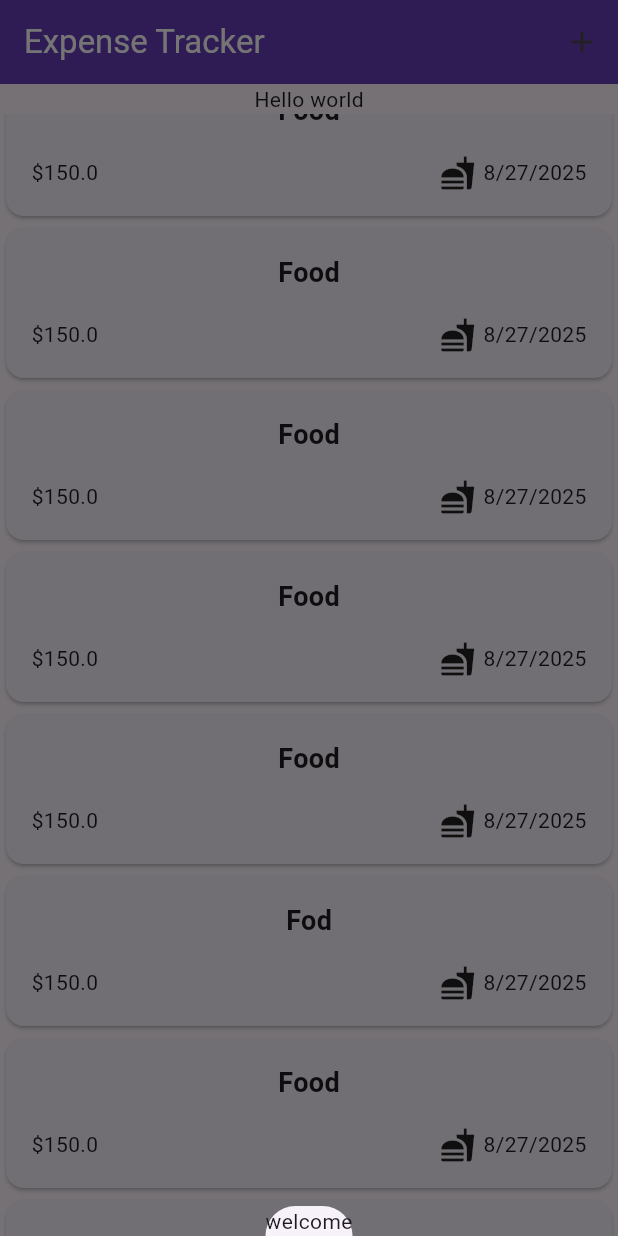
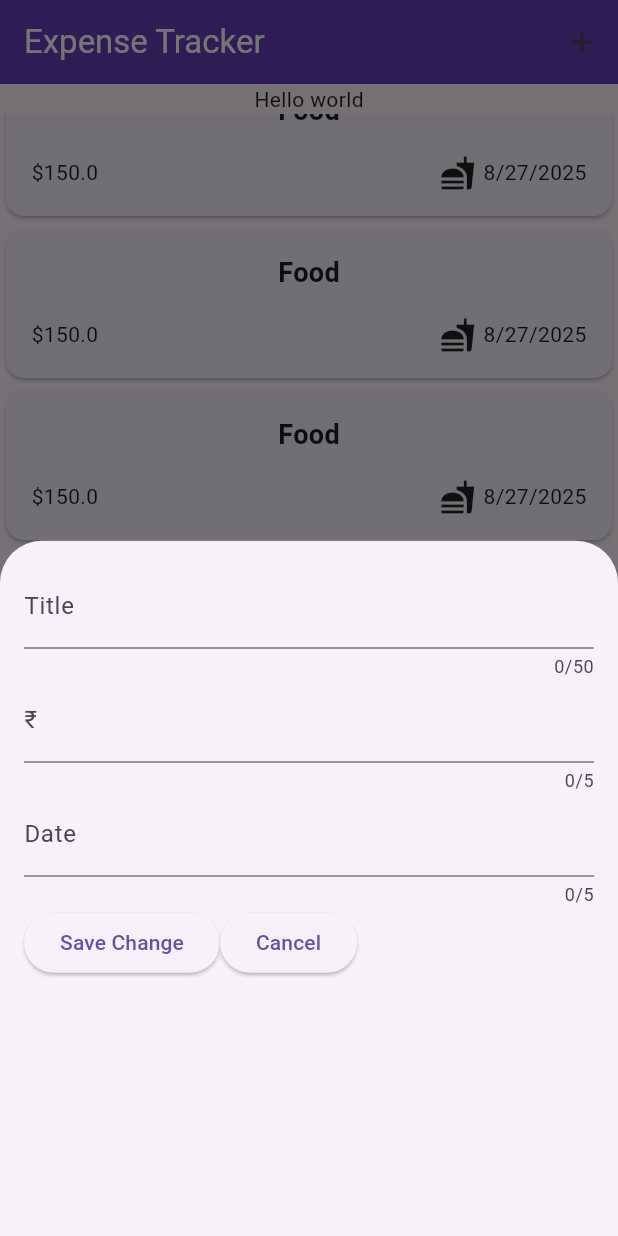
Before and after one commit to 25-karthick/Expense-Tracker, a Flutter app: the screen it shows after launch, scrolled down 576 dp, after a tap on the "add" icon, on a phone screen of 412 x 824 dp. Run offline on Flutter 3.47's test engine with Material 3 defaults, Android fonts, the phone set to English and light mode, and no system bars.

Commit message:
feat : New ButtomSheet

```diff
--- /dev/null
+++ b/lib/Expenses List/NewExpenses.dart
@@ -0,0 +1,55 @@
+import 'package:flutter/cupertino.dart';
+import 'package:flutter/material.dart';
+
+class NewExpense extends StatefulWidget{
+  @override
+  State<StatefulWidget> createState() {
+    return _NewExpensestate();
+  }
+}
+class _NewExpensestate extends State<NewExpense>{
+
+  final textcontroller=TextEditingController();
+  @override
+  Widget build(BuildContext context) {
+    return Padding(
+      padding: const EdgeInsets.all(16.0),
+      child: Column(
+        children: [
+          TextField(
+            keyboardType: TextInputType.text,
+            controller: textcontroller,
+            maxLength: 50,
+            decoration: InputDecoration(
+              label: Text("Title"),
+            ),
+          ),
+              TextField(
+              keyboardType: TextInputType.number,
+              controller: textcontroller,
+              maxLength: 5,
+              decoration: InputDecoration(
+                label: Text("₹"),
+              ),
+            ),
+          TextField(
+            keyboardType: TextInputType.datetime,
+            controller: textcontroller,
+            maxLength: 5,
+            decoration: InputDecoration(
+              label: Text("Date"),
+            ),
+          ),
+          Center(
+              child: Row(
+                children: [
+                  ElevatedButton(onPressed: (){}, child: Text("Save Change")),
+                  ElevatedButton(onPressed: (){}, child: Text("Cancel")),
+                ],
+              ),
+          ),
+        ],
+      ),
+    );
+  }
+}
--- a/lib/Expenses List/expense.dart
+++ b/lib/Expenses List/expense.dart
@@ -1,6 +1,8 @@
 import 'package:expense_tracker/Expenses List/expensesListwidget.dart';
+import 'package:expense_tracker/Expenses%20List/NewExpenses.dart';
 import 'package:flutter/material.dart';
 import 'package:expense_tracker/Model/expenses.dart';
+import 'package:expense_tracker/Expenses List/NewExpenses.dart';
 
 class Expense extends StatefulWidget{
   const Expense({super.key});
@@ -28,7 +30,7 @@ class _expensetrack extends State<Expense>{
     Expenses(title: 'Food' , amount: 150.0, date: DateTime.now(), Categories: Category.FOOD),
   ];
   void _showundersheet(){
-    showModalBottomSheet(context: context, builder: (ctx)=> Text("welcome"));
+    showModalBottomSheet(context: context, builder: (ctx)=> NewExpense());
 }
   @override
   Widget build(BuildContext context) {
--- a/lib/Expenses List/expenseitem.dart
+++ b/lib/Expenses List/expenseitem.dart
@@ -33,7 +33,6 @@ class ExpenseItem extends StatelessWidget{
                         Text(expenses.FormatDate),
                       ],
                     ),
-
               ],
             ),
           ),
```
